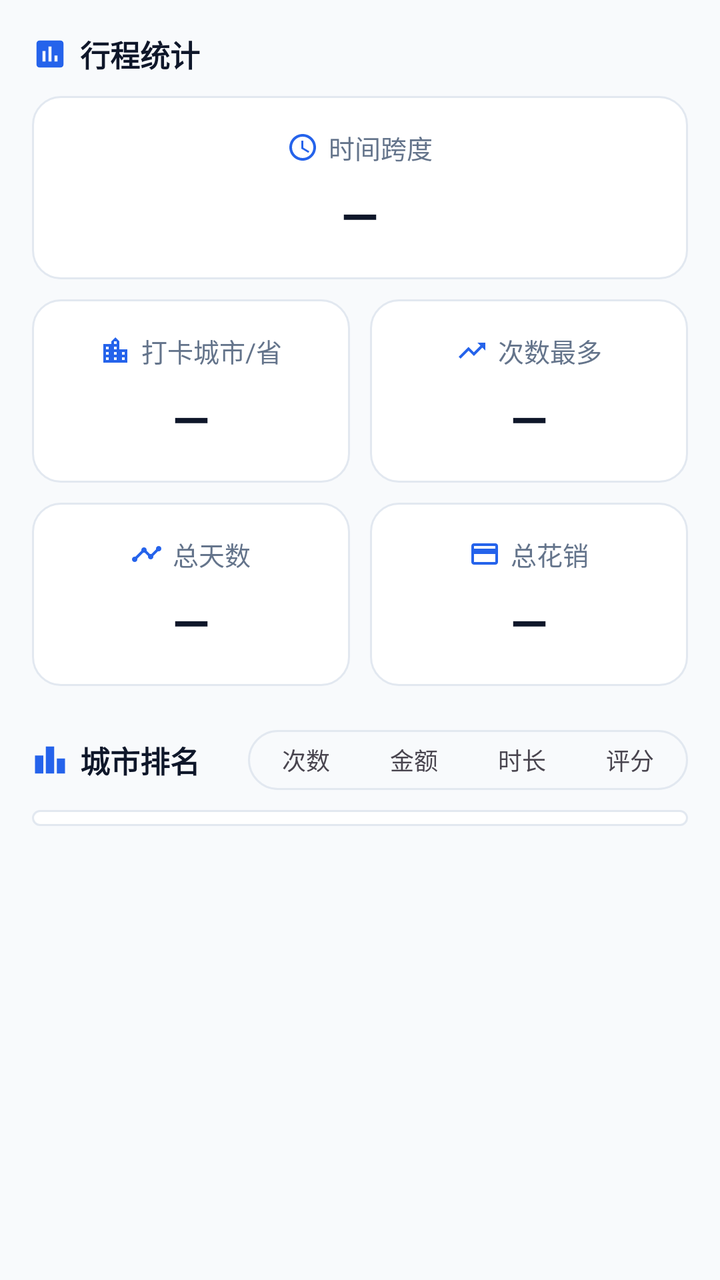
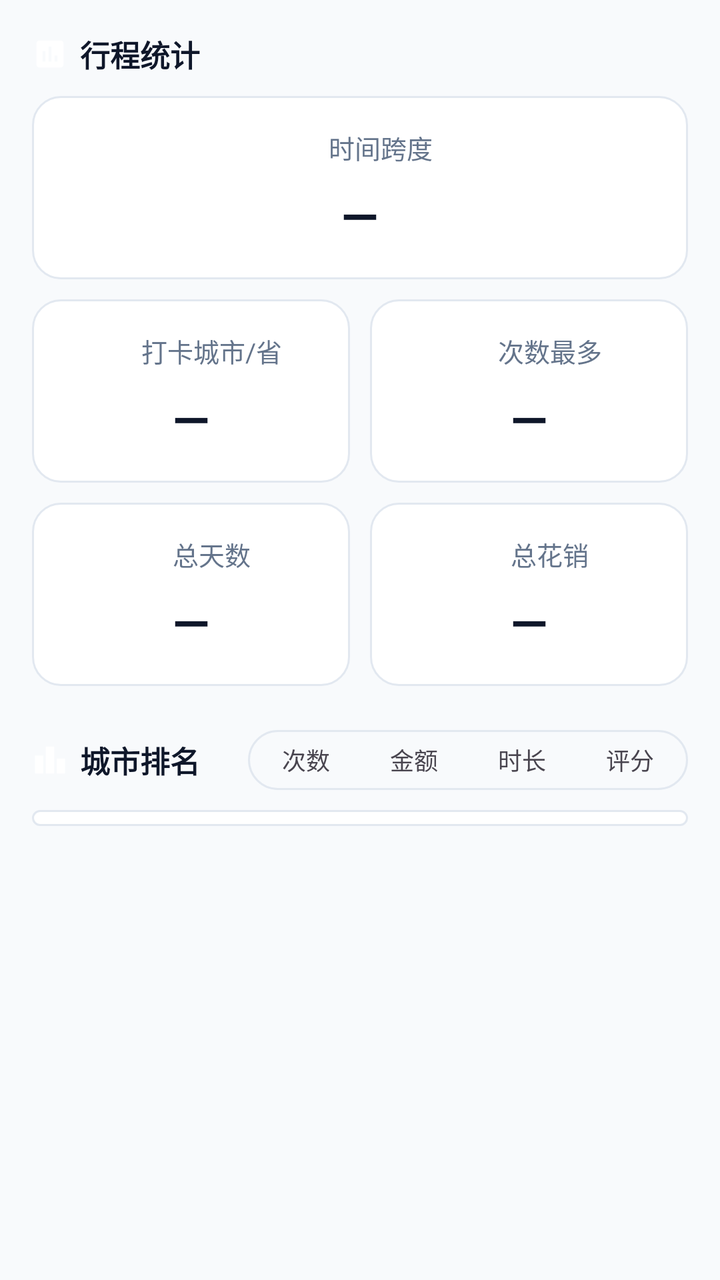

The first picture is an Android layout as it rendered before a commit; the second is the same layout after the commit. The layout source and the unified diff follow.
<!-- AndroidManifest.xml: application theme Theme.CityFootprint -->
<!-- res/layout/fragment_home.xml -->
<?xml version="1.0" encoding="utf-8"?>
<ScrollView xmlns:android="http://schemas.android.com/apk/res/android"
    xmlns:app="http://schemas.android.com/apk/res-auto"
    android:layout_width="match_parent"
    android:layout_height="match_parent"
    android:background="@color/bg"
    android:fillViewport="true">

    <LinearLayout
        android:layout_width="match_parent"
        android:layout_height="wrap_content"
        android:orientation="vertical"
        android:padding="16dp">

        
        <LinearLayout
            android:layout_width="match_parent"
            android:layout_height="wrap_content"
            android:gravity="center_vertical"
            android:orientation="horizontal">

            <ImageView
                android:layout_width="18dp"
                android:layout_height="18dp"
                android:contentDescription="@null"
                android:src="@drawable/ic_stats_section"
                app:tint="?attr/appAccent" />

            <TextView
                android:layout_width="wrap_content"
                android:layout_height="wrap_content"
                android:layout_marginStart="6dp"
                android:text="@string/home_stats_title"
                android:textColor="@color/fg"
                android:textSize="15sp"
                android:textStyle="bold" />
        </LinearLayout>

        
        <LinearLayout
            android:layout_width="match_parent"
            android:layout_height="wrap_content"
            android:layout_marginTop="10dp"
            android:background="@drawable/bg_card"
            android:gravity="center_horizontal"
            android:orientation="vertical"
            android:padding="16dp">

            <LinearLayout
                android:layout_width="wrap_content"
                android:layout_height="wrap_content"
                android:gravity="center_vertical"
                android:orientation="horizontal">

                <ImageView
                    android:layout_width="16dp"
                    android:layout_height="16dp"
                    android:contentDescription="@null"
                    android:src="@drawable/ic_span"
                    app:tint="?attr/appAccent" />

                <TextView
                    android:layout_width="wrap_content"
                    android:layout_height="wrap_content"
                    android:layout_marginStart="5dp"
                    android:text="@string/home_range"
                    android:textColor="@color/text_secondary"
                    android:textSize="13sp" />
            </LinearLayout>

            <TextView
                android:id="@+id/valueRange"
                style="@style/TextHomeStatValue"
                android:maxLines="1"
                android:text="@string/home_dash"
                app:autoSizeMaxTextSize="24sp"
                app:autoSizeMinTextSize="14sp"
                app:autoSizeTextType="uniform" />
        </LinearLayout>

        
        <LinearLayout
            android:layout_width="match_parent"
            android:layout_height="wrap_content"
            android:layout_marginTop="10dp"
            android:orientation="horizontal">

            <LinearLayout
                style="@style/CardHomeStat"
                android:layout_weight="1">

                <LinearLayout
                    android:layout_width="wrap_content"
                    android:layout_height="wrap_content"
                    android:gravity="center_vertical"
                    android:orientation="horizontal">

                    <ImageView
                        android:layout_width="16dp"
                        android:layout_height="16dp"
                        android:contentDescription="@null"
                        android:src="@drawable/ic_city"
                        app:tint="?attr/appAccent" />

                    <TextView
                        android:layout_width="wrap_content"
                        android:layout_height="wrap_content"
                        android:layout_marginStart="5dp"
                        android:text="@string/home_cities_provinces_label"
                        android:textColor="@color/text_secondary"
                        android:textSize="13sp" />
                </LinearLayout>

                <TextView
                    android:id="@+id/valueCities"
                    style="@style/TextHomeStatValue"
                    android:ellipsize="end"
                    android:maxLines="1"
                    android:text="@string/home_dash" />
            </LinearLayout>

            <LinearLayout
                style="@style/CardHomeStat"
                android:layout_weight="1" android:layout_marginStart="10dp">

                <LinearLayout
                    android:layout_width="wrap_content"
                    android:layout_height="wrap_content"
                    android:gravity="center_vertical"
                    android:orientation="horizontal">

                    <ImageView
                        android:layout_width="16dp"
                        android:layout_height="16dp"
                        android:contentDescription="@null"
                        android:src="@drawable/ic_trending"
                        app:tint="?attr/appAccent" />

                    <TextView
                        android:layout_width="wrap_content"
                        android:layout_height="wrap_content"
                        android:layout_marginStart="5dp"
                        android:text="@string/home_most"
                        android:textColor="@color/text_secondary"
                        android:textSize="13sp" />
                </LinearLayout>

                <TextView
                    android:id="@+id/valueMost"
                    style="@style/TextHomeStatValue"
                    android:ellipsize="end"
                    android:maxLines="1"
                    android:text="@string/home_dash" />
            </LinearLayout>

        </LinearLayout>

        
        <LinearLayout
            android:layout_width="match_parent"
            android:layout_height="wrap_content"
            android:layout_marginTop="10dp"
            android:orientation="horizontal">

            <LinearLayout
                style="@style/CardHomeStat"
                android:layout_weight="1">

                <LinearLayout
                    android:layout_width="wrap_content"
                    android:layout_height="wrap_content"
                    android:gravity="center_vertical"
                    android:orientation="horizontal">

                    <ImageView
                        android:layout_width="16dp"
                        android:layout_height="16dp"
                        android:contentDescription="@null"
                        android:src="@drawable/ic_trips"
                        app:tint="?attr/appAccent" />

                    <TextView
                        android:layout_width="wrap_content"
                        android:layout_height="wrap_content"
                        android:layout_marginStart="5dp"
                        android:text="@string/home_days"
                        android:textColor="@color/text_secondary"
                        android:textSize="13sp" />
                </LinearLayout>

                <TextView
                    android:id="@+id/valueDays"
                    style="@style/TextHomeStatValue"
                    android:ellipsize="end"
                    android:maxLines="1"
                    android:text="@string/home_dash" />
            </LinearLayout>

            <LinearLayout
                style="@style/CardHomeStat"
                android:layout_weight="1" android:layout_marginStart="10dp">

                <LinearLayout
                    android:layout_width="wrap_content"
                    android:layout_height="wrap_content"
                    android:gravity="center_vertical"
                    android:orientation="horizontal">

                    <ImageView
                        android:layout_width="16dp"
                        android:layout_height="16dp"
                        android:contentDescription="@null"
                        android:src="@drawable/ic_wallet"
                        app:tint="?attr/appAccent" />

                    <TextView
                        android:layout_width="wrap_content"
                        android:layout_height="wrap_content"
                        android:layout_marginStart="5dp"
                        android:text="@string/home_cost"
                        android:textColor="@color/text_secondary"
                        android:textSize="13sp" />
                </LinearLayout>

                <TextView
                    android:id="@+id/valueCost"
                    style="@style/TextHomeStatValue"
                    android:ellipsize="end"
                    android:maxLines="1"
                    android:text="@string/home_dash" />
            </LinearLayout>

        </LinearLayout>
        
        <LinearLayout
            android:layout_width="match_parent"
            android:layout_height="wrap_content"
            android:layout_marginTop="22dp"
            android:gravity="center_vertical"
            android:orientation="horizontal">

            <ImageView
                android:layout_width="18dp"
                android:layout_height="18dp"
                android:contentDescription="@null"
                android:src="@drawable/ic_rank_section"
                app:tint="?attr/appAccent" />

            <TextView
                android:layout_width="0dp"
                android:layout_height="wrap_content"
                android:layout_marginStart="6dp"
                android:layout_weight="1"
                android:text="@string/home_rank"
                android:textColor="@color/fg"
                android:textSize="15sp"
                android:textStyle="bold" />

            <FrameLayout
                android:id="@+id/segRank"
                android:layout_width="220dp"
                android:layout_height="30dp"
                android:background="@drawable/bg_segmented_track"
                android:padding="2dp">

                <View
                    android:id="@+id/segPill"
                    android:layout_width="0dp"
                    android:layout_height="match_parent"
                    android:background="@drawable/bg_segmented_pill" />

                <LinearLayout
                    android:layout_width="match_parent"
                    android:layout_height="match_parent"
                    android:orientation="horizontal">

                    <TextView
                        android:id="@+id/btnRankCount"
                        android:layout_width="0dp"
                        android:layout_height="match_parent"
                        android:layout_weight="1"
                        android:gravity="center"
                        android:text="@string/home_rank_count"
                        android:textSize="12sp" />

                    <TextView
                        android:id="@+id/btnRankAmount"
                        android:layout_width="0dp"
                        android:layout_height="match_parent"
                        android:layout_weight="1"
                        android:gravity="center"
                        android:text="@string/home_rank_amount"
                        android:textSize="12sp" />

                    <TextView
                        android:id="@+id/btnRankTime"
                        android:layout_width="0dp"
                        android:layout_height="match_parent"
                        android:layout_weight="1"
                        android:gravity="center"
                        android:text="@string/home_rank_time"
                        android:textSize="12sp" />

                    <TextView
                        android:id="@+id/btnRankRating"
                        android:layout_width="0dp"
                        android:layout_height="match_parent"
                        android:layout_weight="1"
                        android:gravity="center"
                        android:text="@string/home_rank_rating"
                        android:textSize="12sp" />
                </LinearLayout>
            </FrameLayout>
        </LinearLayout>

        
        <LinearLayout
            android:id="@+id/rankCard"
            android:layout_width="match_parent"
            android:layout_height="wrap_content"
            android:layout_marginTop="10dp"
            android:background="@drawable/bg_card"
            android:orientation="vertical"
            android:paddingTop="4dp"
            android:paddingBottom="4dp">

            <LinearLayout
                android:id="@+id/rankContainer"
                android:layout_width="match_parent"
                android:layout_height="wrap_content"
                android:orientation="vertical" />
        </LinearLayout>

        <TextView
            android:id="@+id/textEmpty"
            android:layout_width="match_parent"
            android:layout_height="wrap_content"
            android:layout_marginTop="24dp"
            android:gravity="center"
            android:text="@string/home_empty"
            android:textColor="@color/text_tertiary"
            android:textSize="13sp"
            android:visibility="gone" />
    </LinearLayout>
</ScrollView>
<!-- resources referenced by this layout -->
<resources>
  <color name="bg">#F8FAFC</color>
  <color name="fg">#0F172A</color>
  <!-- drawable bg_segmented_pill (drawable) -->
  <?xml version="1.0" encoding="utf-8"?>
  <shape xmlns:android="http://schemas.android.com/apk/res/android"
      android:shape="rectangle">
      <solid android:color="?attr/appAccent" />
      <corners android:radius="14dp" />
  </shape>
  <!-- drawable ic_span (drawable) -->
  <?xml version="1.0" encoding="utf-8"?>
  <vector xmlns:android="http://schemas.android.com/apk/res/android"
      android:width="24dp"
      android:height="24dp"
      android:viewportWidth="24"
      android:viewportHeight="24"
      android:tint="?attr/colorControlNormal">
      <path
          android:fillColor="@android:color/white"
          android:pathData="M11.99 2C6.47 2 2 6.48 2 12s4.47 10 9.99 10C17.52 22 22 17.52 22 12S17.52 2 11.99 2zM12 20c-4.42 0-8-3.58-8-8s3.58-8 8-8 8 3.58 8 8-3.58 8-8 8z" />
      <path
          android:fillColor="@android:color/white"
          android:pathData="M12.5 7H11v6l5.25 3.15.75-1.23-4.5-2.67z" />
  </vector>
  <!-- drawable ic_trips (drawable) -->
  <?xml version="1.0" encoding="utf-8"?>
  <vector xmlns:android="http://schemas.android.com/apk/res/android"
      android:width="24dp"
      android:height="24dp"
      android:viewportWidth="24"
      android:viewportHeight="24"
      android:tint="?attr/colorControlNormal">
      <path
          android:fillColor="@android:color/white"
          android:pathData="M23,8c0,1.1-0.9,2-2,2c-0.18,0-0.35-0.02-0.51-0.07l-3.56,3.55C16.98,13.64,17,13.82,17,14c0,1.1-0.9,2-2,2s-2-0.9-2-2 c0-0.18,0.02-0.36,0.07-0.52l-2.55-2.55C10.36,10.98,10.18,11,10,11s-0.36-0.02-0.52-0.07l-4.55,4.56C4.98,15.65,5,15.82,5,16 c0,1.1-0.9,2-2,2s-2-0.9-2-2s0.9-2,2-2c0.18,0,0.35,0.02,0.51,0.07l4.56-4.55C8.02,9.36,8,9.18,8,9c0-1.1,0.9-2,2-2s2,0.9,2,2 c0,0.18-0.02,0.36-0.07,0.52l2.55,2.55C14.64,12.02,14.82,12,15,12s0.36,0.02,0.52,0.07l3.55-3.56C19.02,8.35,19,8.18,19,8 c0-1.1,0.9-2,2-2S23,6.9,23,8z" />
  </vector>
  <string name="home_dash">—</string>
  <style name="Theme.CityFootprint" parent="Theme.Material3.DayNight.NoActionBar">
          
          <item name="appAccent">@color/accent</item>
          <item name="appAccentLight">@color/accent_light</item>
          <item name="colorPrimary">?attr/appAccent</item>
          <item name="colorOnPrimary">@color/on_accent</item>
          <item name="colorPrimaryContainer">?attr/appAccentLight</item>
          <item name="colorOnPrimaryContainer">@color/accent_soft_fg</item>
          <item name="colorSecondary">?attr/appAccent</item>
          <item name="colorSecondaryContainer">?attr/appAccentLight</item>
          <item name="colorOnSecondaryContainer">@color/accent_soft_fg</item>
          <item name="colorSurface">@color/card</item>
          <item name="colorOnSurface">@color/fg</item>
          <item name="colorOnSurfaceVariant">@color/muted_fg</item>
          
          <item name="colorOutline">@color/muted_fg</item>
          
          <item name="colorSurfaceContainerHighest">@color/muted</item>
          <item name="colorError">@color/destructive</item>
          <item name="android:colorBackground">@color/bg</item>
  
          
          <item name="android:statusBarColor">@color/window_bg_light</item>
          <item name="android:navigationBarColor">@color/window_bg_light</item>
          <item name="android:windowLightStatusBar">@bool/window_light_system_bars</item>
          <item name="android:windowLightNavigationBar" tools:targetApi="27">@bool/window_light_system_bars</item>
          
          <item name="android:forceDarkAllowed" tools:targetApi="29">false</item>
  
          
          <item name="materialCardViewStyle">@style/Widget.App.CardView</item>
          <item name="materialButtonStyle">@style/Widget.App.Button</item>
          <item name="popupMenuStyle">@style/Widget.App.PopupMenu</item>
      </style>
  <color name="card">#FFFFFF</color>
  <color name="border">#E2E8F0</color>
  <color name="popover">#F8FAFC</color>
  <color name="accent">#2563EB</color>
  <color name="muted">#E2E8F0</color>
  <!-- unchanged entries left out for length: 34 -->
</resources>

<!-- the commit's change to res/layout/fragment_home.xml (unified diff, before → after) -->
@@ -24,7 +24,7 @@
                 android:layout_height="18dp"
                 android:contentDescription="@null"
                 android:src="@drawable/ic_stats_section"
-                app:tint="?attr/appAccent" />
+                app:tint="?attr/colorPrimary" />
 
             <TextView
                 android:layout_width="wrap_content"
@@ -56,8 +56,8 @@
                     android:layout_width="16dp"
                     android:layout_height="16dp"
                     android:contentDescription="@null"
-                    android:src="@drawable/ic_span"
-                    app:tint="?attr/appAccent" />
+                    android:src="@drawable/ic_calendar"
+                    app:tint="?attr/colorPrimary" />
 
                 <TextView
                     android:layout_width="wrap_content"
@@ -100,7 +100,7 @@
                         android:layout_height="16dp"
                         android:contentDescription="@null"
                         android:src="@drawable/ic_city"
-                        app:tint="?attr/appAccent" />
+                        app:tint="?attr/colorPrimary" />
 
                     <TextView
                         android:layout_width="wrap_content"
@@ -134,7 +134,7 @@
                         android:layout_height="16dp"
                         android:contentDescription="@null"
                         android:src="@drawable/ic_trending"
-                        app:tint="?attr/appAccent" />
+                        app:tint="?attr/colorPrimary" />
 
                     <TextView
                         android:layout_width="wrap_content"
@@ -176,8 +176,8 @@
                         android:layout_width="16dp"
                         android:layout_height="16dp"
                         android:contentDescription="@null"
-                        android:src="@drawable/ic_trips"
-                        app:tint="?attr/appAccent" />
+                        android:src="@drawable/ic_calendar"
+                        app:tint="?attr/colorPrimary" />
 
                     <TextView
                         android:layout_width="wrap_content"
@@ -211,7 +211,7 @@
                         android:layout_height="16dp"
                         android:contentDescription="@null"
                         android:src="@drawable/ic_wallet"
-                        app:tint="?attr/appAccent" />
+                        app:tint="?attr/colorPrimary" />
 
                     <TextView
                         android:layout_width="wrap_content"
@@ -244,7 +244,7 @@
                 android:layout_height="18dp"
                 android:contentDescription="@null"
                 android:src="@drawable/ic_rank_section"
-                app:tint="?attr/appAccent" />
+                app:tint="?attr/colorPrimary" />
 
             <TextView
                 android:layout_width="0dp"
<!-- resource entries referenced after the edit -->
@@ -6,46 +6,30 @@
   <?xml version="1.0" encoding="utf-8"?>
   <shape xmlns:android="http://schemas.android.com/apk/res/android"
       android:shape="rectangle">
-      <solid android:color="?attr/appAccent" />
+      <solid android:color="?attr/colorPrimary" />
       <corners android:radius="14dp" />
   </shape>
-  <!-- drawable ic_span (drawable) -->
+  <!-- drawable ic_calendar (drawable) -->
   <?xml version="1.0" encoding="utf-8"?>
   <vector xmlns:android="http://schemas.android.com/apk/res/android"
       android:width="24dp"
       android:height="24dp"
       android:viewportWidth="24"
-      android:viewportHeight="24"
-      android:tint="?attr/colorControlNormal">
+      android:viewportHeight="24">
       <path
           android:fillColor="@android:color/white"
-          android:pathData="M11.99 2C6.47 2 2 6.48 2 12s4.47 10 9.99 10C17.52 22 22 17.52 22 12S17.52 2 11.99 2zM12 20c-4.42 0-8-3.58-8-8s3.58-8 8-8 8 3.58 8 8-3.58 8-8 8z" />
-      <path
-          android:fillColor="@android:color/white"
-          android:pathData="M12.5 7H11v6l5.25 3.15.75-1.23-4.5-2.67z" />
-  </vector>
-  <!-- drawable ic_trips (drawable) -->
-  <?xml version="1.0" encoding="utf-8"?>
-  <vector xmlns:android="http://schemas.android.com/apk/res/android"
-      android:width="24dp"
-      android:height="24dp"
-      android:viewportWidth="24"
-      android:viewportHeight="24"
-      android:tint="?attr/colorControlNormal">
-      <path
-          android:fillColor="@android:color/white"
-          android:pathData="M23,8c0,1.1-0.9,2-2,2c-0.18,0-0.35-0.02-0.51-0.07l-3.56,3.55C16.98,13.64,17,13.82,17,14c0,1.1-0.9,2-2,2s-2-0.9-2-2 c0-0.18,0.02-0.36,0.07-0.52l-2.55-2.55C10.36,10.98,10.18,11,10,11s-0.36-0.02-0.52-0.07l-4.55,4.56C4.98,15.65,5,15.82,5,16 c0,1.1-0.9,2-2,2s-2-0.9-2-2s0.9-2,2-2c0.18,0,0.35,0.02,0.51,0.07l4.56-4.55C8.02,9.36,8,9.18,8,9c0-1.1,0.9-2,2-2s2,0.9,2,2 c0,0.18-0.02,0.36-0.07,0.52l2.55,2.55C14.64,12.02,14.82,12,15,12s0.36,0.02,0.52,0.07l3.55-3.56C19.02,8.35,19,8.18,19,8 c0-1.1,0.9-2,2-2S23,6.9,23,8z" />
+          android:pathData="M20,3h-1V1h-2v2H7V1H5v2H4c-1.1,0 -2,0.9 -2,2v16c0,1.1 0.9,2 2,2h16c1.1,0 2,-0.9 2,-2V5c0,-1.1 -0.9,-2 -2,-2zM20,21H4V8h16v13z" />
   </vector>
   <string name="home_dash">—</string>
   <style name="Theme.CityFootprint" parent="Theme.Material3.DayNight.NoActionBar">
           
           <item name="appAccent">@color/accent</item>
           <item name="appAccentLight">@color/accent_light</item>
-          <item name="colorPrimary">?attr/appAccent</item>
+          <item name="colorPrimary">?attr/colorPrimary</item>
           <item name="colorOnPrimary">@color/on_accent</item>
           <item name="colorPrimaryContainer">?attr/appAccentLight</item>
           <item name="colorOnPrimaryContainer">@color/accent_soft_fg</item>
-          <item name="colorSecondary">?attr/appAccent</item>
+          <item name="colorSecondary">?attr/colorPrimary</item>
           <item name="colorSecondaryContainer">?attr/appAccentLight</item>
           <item name="colorOnSecondaryContainer">@color/accent_soft_fg</item>
           <item name="colorSurface">@color/card</item>
